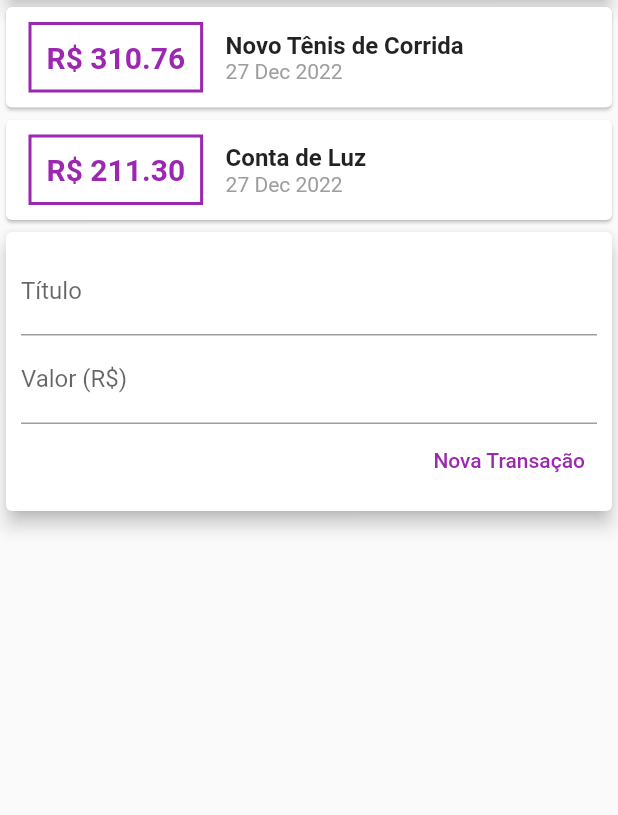
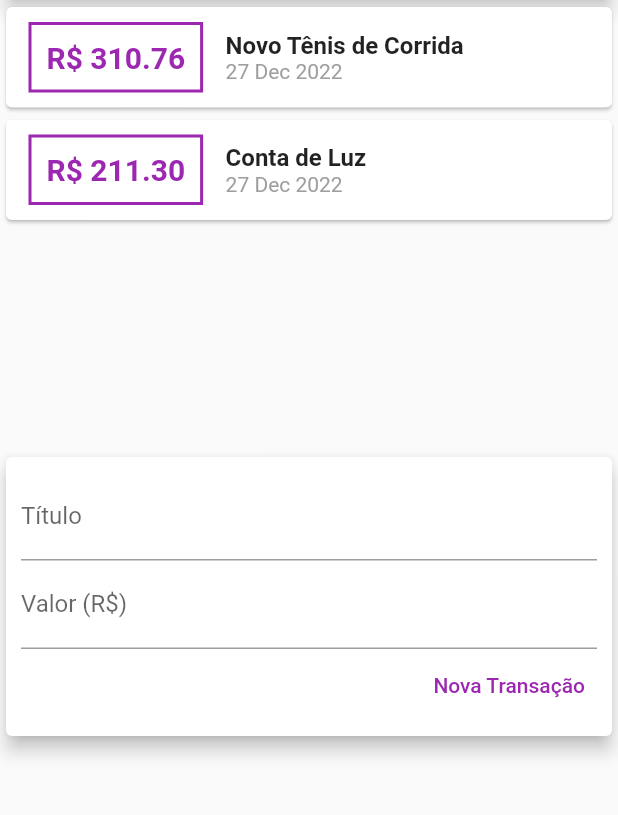
Before and after one commit to enilsonfilho/expenses-app, a Flutter app: the screen it shows after launch, on a phone screen of 412 x 824 dp, the part 119-934 px from its top. Run offline on Flutter 3.47's test engine with Material 2 defaults, Android fonts, the phone set to English and light mode, and no system bars.

Commit message:
feat: added listView

```diff
--- a/lib/components/transaction_list.dart
+++ b/lib/components/transaction_list.dart
@@ -9,8 +9,12 @@ class TransactionList extends StatelessWidget {
 
   @override
   Widget build(BuildContext context) {
-    return Column(
-      children: transactions.map((tr) {
+    return Container(
+      height: 300,
+      child: ListView.builder(
+        itemCount: transactions.length,
+        itemBuilder: (ctx, index) {
+          final tr = transactions[index];
           return Card(
             child: Row(
               children: <Widget>[
@@ -50,8 +54,10 @@ class TransactionList extends StatelessWidget {
                   ],
                 )
               ],
-        ));
-      }).toList(),
+            )
+          );
+        },
+      ),
     );
   }
 }
```
Lines whose indentation alone changed are shown as unchanged.
